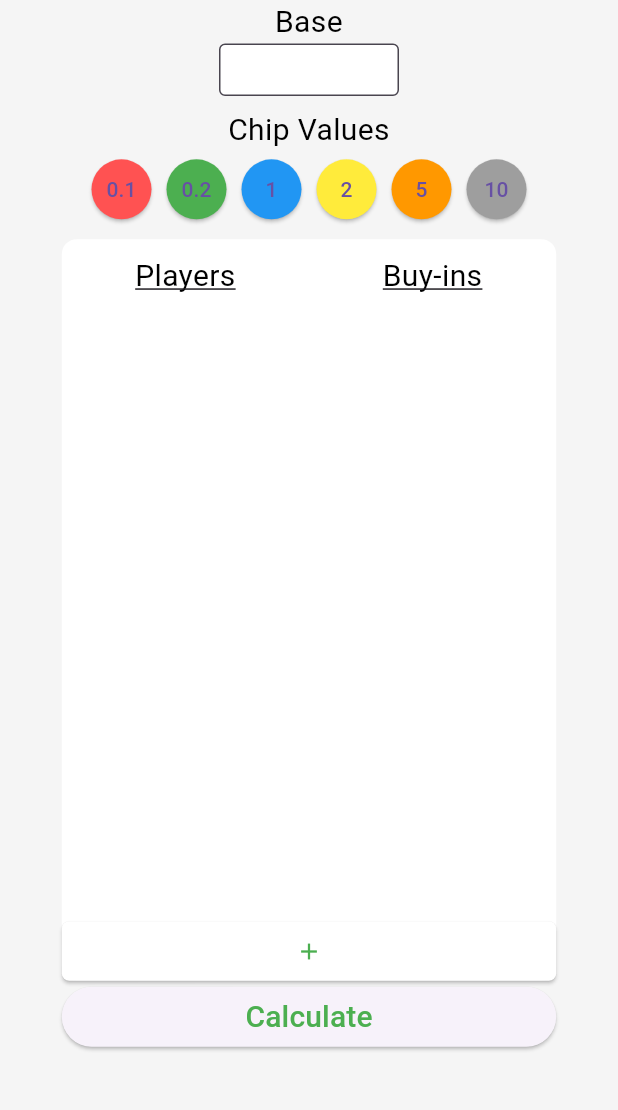
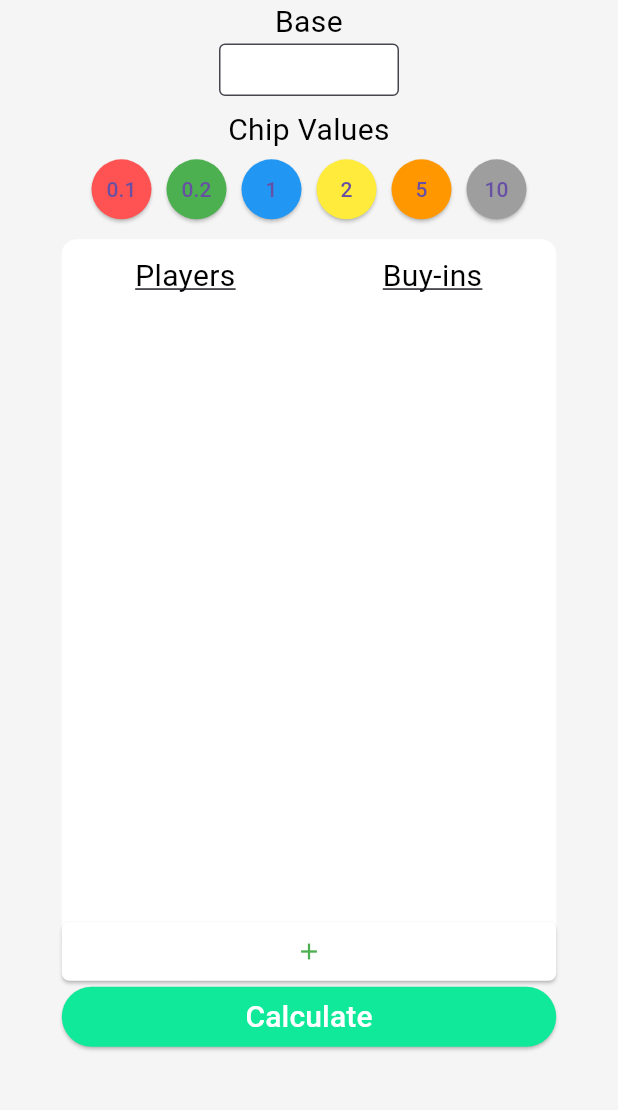
Before and after one commit to Boonpin97/chips_counter_V2, a Flutter app: the screen it shows after launch, on a phone screen of 412 x 824 dp, the part 84-1194 px from its top. Run offline on Flutter 3.47's test engine with Material 3 defaults, Android fonts, the phone set to English and light mode, and no system bars.

Commit message:
Changed calculate button to green

```diff
--- a/lib/widgets/calculatebutton.dart
+++ b/lib/widgets/calculatebutton.dart
@@ -27,9 +27,12 @@ class CalculateButton extends StatelessWidget {
             //arguments: ScreenArguments(index),
           );
         },
+        style: ElevatedButton.styleFrom(
+          backgroundColor: const Color(0xFF10E99A),
+        ),
         child: const Text(
           'Calculate',
-          style: TextStyle(fontSize: 20, color: Colors.green),
+          style: TextStyle(fontSize: 20, color: Colors.white),
         ),
       ),
     );
```
Also changed, not shown: firebase.json, 1 other file.
